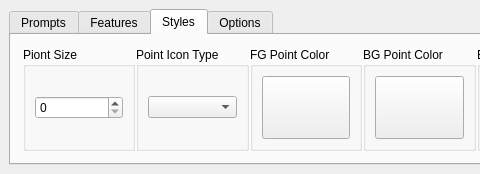
coolzhao/Geo-SAM, file ui/Selector.ui: the form before one commit; both pictures show x 0 to 480 and y 0 to 174 of the 952 by 174 pixel window.
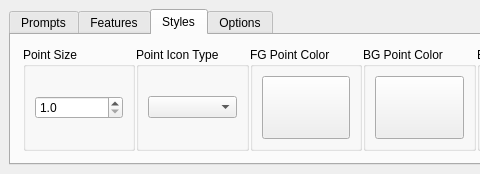
The form after the commit. The open tabs and pages were chosen to show the change. Custom widgets are drawn as their Qt base class.

Commit message: allow changing size and icon type of point prompts

```diff
--- a/ui/Selector.ui
+++ b/ui/Selector.ui
@@ -576,13 +576,19 @@
            <item>
             <widget class="QGroupBox" name="groupBox_18">
              <property name="title">
-              <string>Piont Size</string>
+              <string>Point Size</string>
              </property>
              <layout class="QVBoxLayout" name="verticalLayout_10">
               <item>
                <widget class="QgsDoubleSpinBox" name="mQgsDoubleSpinBoxPtSize">
                 <property name="decimals">
-                 <number>0</number>
+                 <number>1</number>
+                </property>
+                <property name="minimum">
+                 <double>1.000000000000000</double>
+                </property>
+                <property name="singleStep">
+                 <double>0.500000000000000</double>
                 </property>
                </widget>
               </item>
```
Left out of the diff: 8 changed lines with no effect on the pictures. The commit also changes 5 other files.
